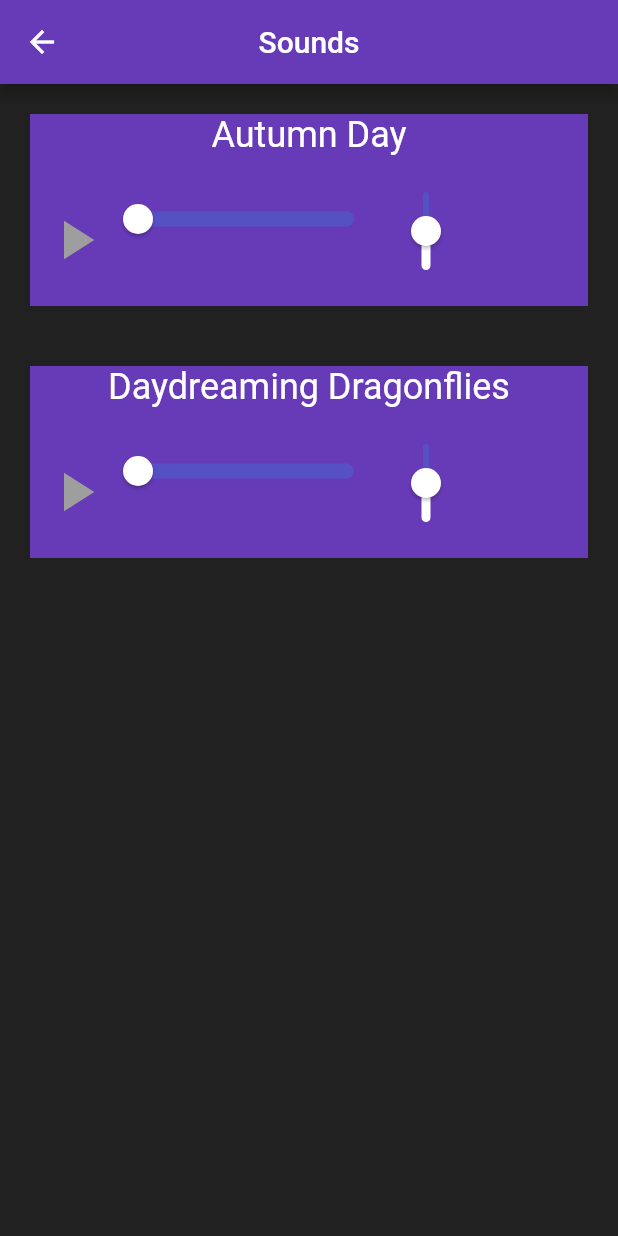
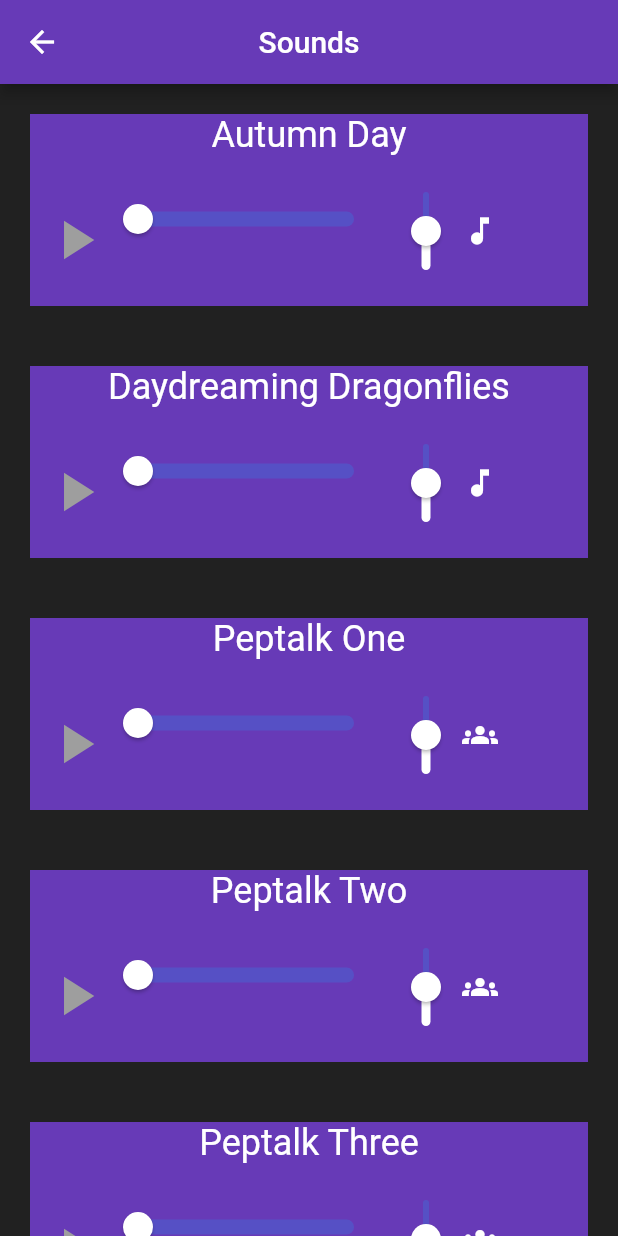
Before and after one commit to JayNordy/csfinalproject, a Flutter app: the SoundsPage screen opened directly, on a phone screen of 412 x 824 dp. Run offline on Flutter 3.47's test engine with Material 2 defaults, Android fonts, the phone set to English and light mode, and no system bars; our stand-ins replace audioplayers, flutter_rating_bar.

Commit message:
Peptalks added
see file metadata for credits (source is royalty free)

```diff
--- a/lib/pages/sound_page.dart
+++ b/lib/pages/sound_page.dart
@@ -69,8 +69,16 @@ class _SoundsPageState extends State<SoundsPage> {
     );
 
 
-    players.add(WidgetAudioPlayer("Autumn Day", "autumn.mp3"));
-    players.add(WidgetAudioPlayer("Daydreaming Dragonflies", "dragonfly.mp3"));
+    players.add(WidgetAudioPlayer("Autumn Day", "autumn.mp3", Icon(Icons.music_note, color: Colors.white,)));
+    players.add(WidgetAudioPlayer("Daydreaming Dragonflies", "dragonfly.mp3", Icon(Icons.music_note, color: Colors.white )));
+    players.add(WidgetAudioPlayer("Peptalk One", "pep1.mp3", Icon(Icons.groups, color: Colors.white )));
+    players.add(WidgetAudioPlayer("Peptalk Two", "pep2.mp3", Icon(Icons.groups, color: Colors.white )));
+    players.add(WidgetAudioPlayer("Peptalk Three", "pep3.mp3", Icon(Icons.groups, color: Colors.white )));
+    players.add(WidgetAudioPlayer("Peptalk Four", "pep4.mp3", Icon(Icons.groups, color: Colors.white )));
+    players.add(WidgetAudioPlayer("Peptalk Five", "pep5.mp3", Icon(Icons.groups, color: Colors.white )));
+    players.add(WidgetAudioPlayer("Peptalk Six", "pep6.mp3", Icon(Icons.groups, color: Colors.white )));
+    players.add(WidgetAudioPlayer("Peptalk Seven", "pep7.mp3", Icon(Icons.groups, color: Colors.white )));
+    players.add(WidgetAudioPlayer("Peptalk Eight", "pep8.mp3", Icon(Icons.groups, color: Colors.white )));
 
 
     update();
--- a/lib/utils/widgetaudioplayer.dart
+++ b/lib/utils/widgetaudioplayer.dart
@@ -10,6 +10,7 @@ class WidgetAudioPlayer
   String source = "";
   String name = "";
   Icon icon = Icon(Icons.question_mark, color: Colors.red, size: 44,); //obvious init to find erros
+  Icon labelIcon = Icon(Icons.question_mark, color: Colors.red, size: 44,);
   Color buttonColor = Colors.grey;
   double progress = 0;
   double volume = 0.5;
@@ -17,7 +18,7 @@ class WidgetAudioPlayer
   bool needsUpdating = true;
   String seekLabel = "";
 
-  WidgetAudioPlayer(String Name, String srcdir)
+  WidgetAudioPlayer(String Name, String srcdir, Icon LabelIcon)
   {
     buttonColor = Colors.grey;
     icon = Icon(Icons.play_arrow, color: buttonColor, size: 44);
@@ -25,6 +26,8 @@ class WidgetAudioPlayer
     name = Name;
     isPlaying = false;
     volume = 0.5;
+
+    labelIcon = LabelIcon;
 
 
     player.setReleaseMode(ReleaseMode.loop);
@@ -152,6 +155,7 @@ class WidgetAudioPlayer
                           ),
                         ),
                       ),
+                      labelIcon,
                     ],
                   ),
                 ),
```
Also changed, not shown: 8 other files.
